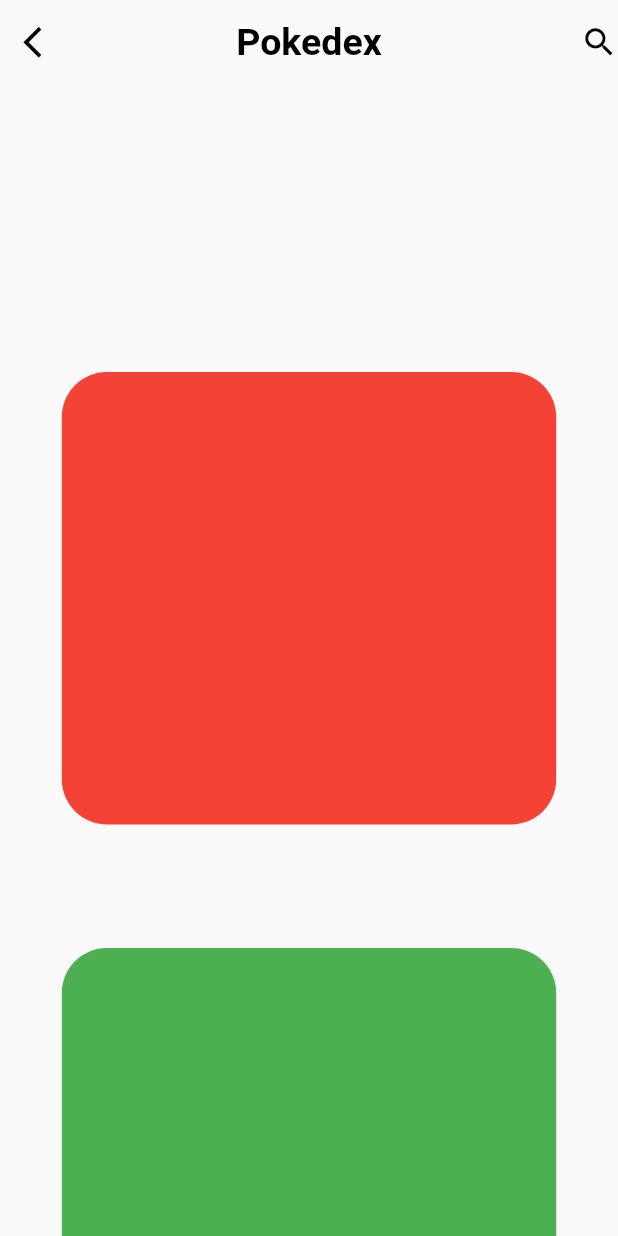
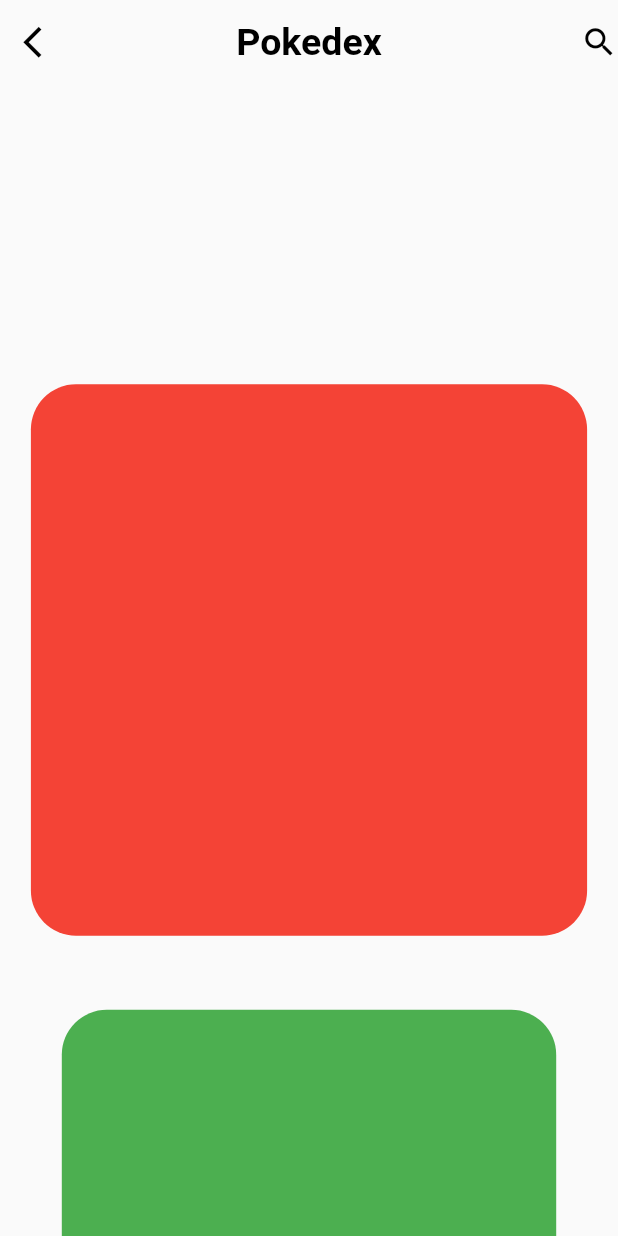
Before and after one commit to emmanuelnwogbo/pokedex, a Flutter app: the screen it shows after launch, on a phone screen of 412 x 824 dp. Run offline on Flutter 3.47's test engine with Material 2 defaults, Android fonts, the phone set to English and light mode, and no system bars.

```diff
--- a/lib/data.dart
+++ b/lib/data.dart
@@ -15,6 +15,11 @@ List<PokemonData> pokemons = [
       Colors.red
   ),
   PokemonData(
+      'pikachu',
+      'http://www.pngmart.com/files/2/Pikachu-PNG-File.png',
+      Colors.yellow
+  ),
+  PokemonData(
       'mewtwo',
       'http://pluspng.com/img-png/mewtwo-png-mewtwo-v1-by-waito-chan-1024.png',
       Colors.purple
--- a/lib/pages/home_page.dart
+++ b/lib/pages/home_page.dart
@@ -43,6 +43,14 @@ class _PokemonPageViewsState extends State<PokemonPageViews>{
     viewportFraction: 0.5
   );
 
+  int _activeIndex = 0;
+
+  void _onPageChanged(int _index) {
+    setState(() {
+      _activeIndex = _index;
+    });
+  }
+
   @override
   Widget build(BuildContext context) {
     return PageView.builder(
@@ -50,18 +58,20 @@ class _PokemonPageViewsState extends State<PokemonPageViews>{
         physics: PageScrollPhysics(),
         pageSnapping: true,
         controller: _pageController,
+        onPageChanged: _onPageChanged,
         itemCount: pokemons.length,
-        itemBuilder: (context,index){
+        itemBuilder: (_context,_index){
+          var _isActive = _activeIndex == _index;
           var width = MediaQuery.of(context).size.width;
           var height = MediaQuery.of(context).size.height;
-          return Container(
-            margin: EdgeInsets.fromLTRB(
-                width * 0.10,
-                0,
-                width * 0.10, height * 0.10),
+          return AnimatedContainer(
+            duration: Duration(milliseconds: 300), curve: Curves.decelerate,//Curves.bounceOut
+            margin: EdgeInsets.symmetric(
+                horizontal: width * (_isActive ? 0.05 : 0.10),
+                vertical: height * (_isActive ? 0.01 : 0.05)),
             decoration: BoxDecoration(
                 borderRadius: BorderRadius.circular(30),
-                color: index % 2 == 0 ? Colors.red : Colors.green,
+                color: _index % 2 == 0 ? Colors.red : Colors.green,
             )
           );
     });
--- a/pubspec.yaml
+++ b/pubspec.yaml
@@ -23,6 +23,7 @@ dependencies:
   # The following adds the Cupertino Icons font to your application.
   # Use with the CupertinoIcons class for iOS style icons.
   cupertino_icons: ^0.1.2
+  http: '0.12.0+2'
 
 dev_dependencies:
   flutter_test:
```
Also changed, not shown: lib/models/pokemon.dart (added, +26 -0 lines), lib/services/data_services.dart (added, +17 -0 lines), pubspec.lock.
